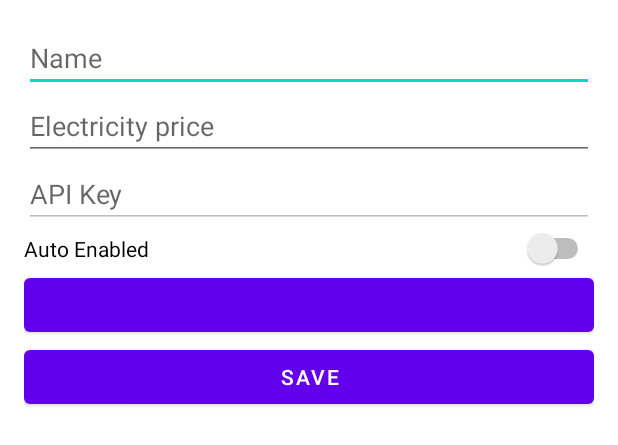
After one commit to NureHorishniaKateryna/apz-pzpi-22-6-horishnia-kateryna, an Android app: the layout activity_device_info.xml on its own in the app's theme, with its tools: preview values and no code run, on a phone screen of 412 x 824 dp. The commit adds this screen. Shown: the top 445 px of the screen. Run offline under Robolectric (Android 15) with nearby library versions, the phone set to English and light mode, and no system bars.

Commit message:
add device info activity

```diff
--- a/Lab4/apz-pzpi-22-6-horishnia-kateryna-lab4/app/src/main/java/ua/nure/apz/MainActivity.java
+++ b/Lab4/apz-pzpi-22-6-horishnia-kateryna-lab4/app/src/main/java/ua/nure/apz/MainActivity.java
@@ -61,7 +61,7 @@ public class MainActivity extends AppCompatActivity {
 
         recyclerView = findViewById(R.id.recyclerView);
         recyclerView.setLayoutManager(new LinearLayoutManager(this));
-        adapter = new DeviceAdapter(new ArrayList<>());
+        adapter = new DeviceAdapter(new ArrayList<>(), MainActivity.this);
         recyclerView.setAdapter(adapter);
 
         apiService = ApiClient.getClient().create(ApiService.class);
--- /dev/null
+++ b/Lab4/apz-pzpi-22-6-horishnia-kateryna-lab4/app/src/main/res/layout/activity_device_info.xml
@@ -0,0 +1,49 @@
+<LinearLayout xmlns:android="http://schemas.android.com/apk/res/android"
+    android:layout_width="match_parent"
+    android:layout_height="match_parent"
+    android:orientation="vertical"
+    android:padding="16dp">
+
+    <EditText
+        android:id="@+id/deviceName"
+        android:layout_width="match_parent"
+        android:layout_height="wrap_content"
+        android:hint="@string/name" />
+
+    <EditText
+        android:id="@+id/electricityPrice"
+        android:layout_width="match_parent"
+        android:layout_height="wrap_content"
+        android:hint="@string/electricity_price"
+        android:inputType="numberDecimal" />
+
+    <EditText
+        android:id="@+id/apiKey"
+        android:layout_width="match_parent"
+        android:layout_height="wrap_content"
+        android:enabled="false"
+        android:hint="@string/api_key" />
+
+    <Switch
+        android:id="@+id/autoSwitch"
+        android:layout_width="match_parent"
+        android:layout_height="wrap_content"
+        android:text="@string/auto_enabled" />
+
+    <Button
+        android:id="@+id/manualToggleButton"
+        android:layout_width="match_parent"
+        android:layout_height="wrap_content" />
+
+    <Button
+        android:id="@+id/saveButton"
+        android:layout_width="match_parent"
+        android:layout_height="wrap_content"
+        android:text="@string/save" />
+
+    <androidx.recyclerview.widget.RecyclerView
+        android:id="@+id/reportsRecyclerView"
+        android:layout_width="match_parent"
+        android:layout_height="0dp"
+        android:layout_weight="1" />
+</LinearLayout>
```
Also changed, not shown: Lab4/apz-pzpi-22-6-horishnia-kateryna-lab4/app/src/main/AndroidManifest.xml (+5 -2 lines), Lab4/apz-pzpi-22-6-horishnia-kateryna-lab4/app/src/main/java/ua/nure/apz/DeviceInfoActivity.java (added, +213 -0 lines), Lab4/apz-pzpi-22-6-horishnia-kateryna-lab4/app/src/main/java/ua/nure/apz/adapters/DeviceAdapter.java (+12 -2 lines), Lab4/apz-pzpi-22-6-horishnia-kateryna-lab4/app/src/main/java/ua/nure/apz/adapters/ReportAdapter.java (added, +60 -0 lines), Lab4/apz-pzpi-22-6-horishnia-kateryna-lab4/app/src/main/java/ua/nure/apz/api/ApiService.java (+14 -0 lines), Lab4/apz-pzpi-22-6-horishnia-kateryna-lab4/app/src/main/java/ua/nure/apz/api/DeviceReport.java (added, +40 -0 lines), Lab4/apz-pzpi-22-6-horishnia-kateryna-lab4/app/src/main/java/ua/nure/apz/api/UpdateDeviceConfigRequest.java (added, +42 -0 lines), Lab4/apz-pzpi-22-6-horishnia-kateryna-lab4/app/src/main/java/ua/nure/apz/api/UpdateDeviceRequest.java (added, +18 -0 lines), Lab4/apz-pzpi-22-6-horishnia-kateryna-lab4/app/src/main/res/layout/item_report.xml (added, +20 -0 lines), Lab4/apz-pzpi-22-6-horishnia-kateryna-lab4/app/src/main/res/values/strings.xml (+13 -0 lines).
